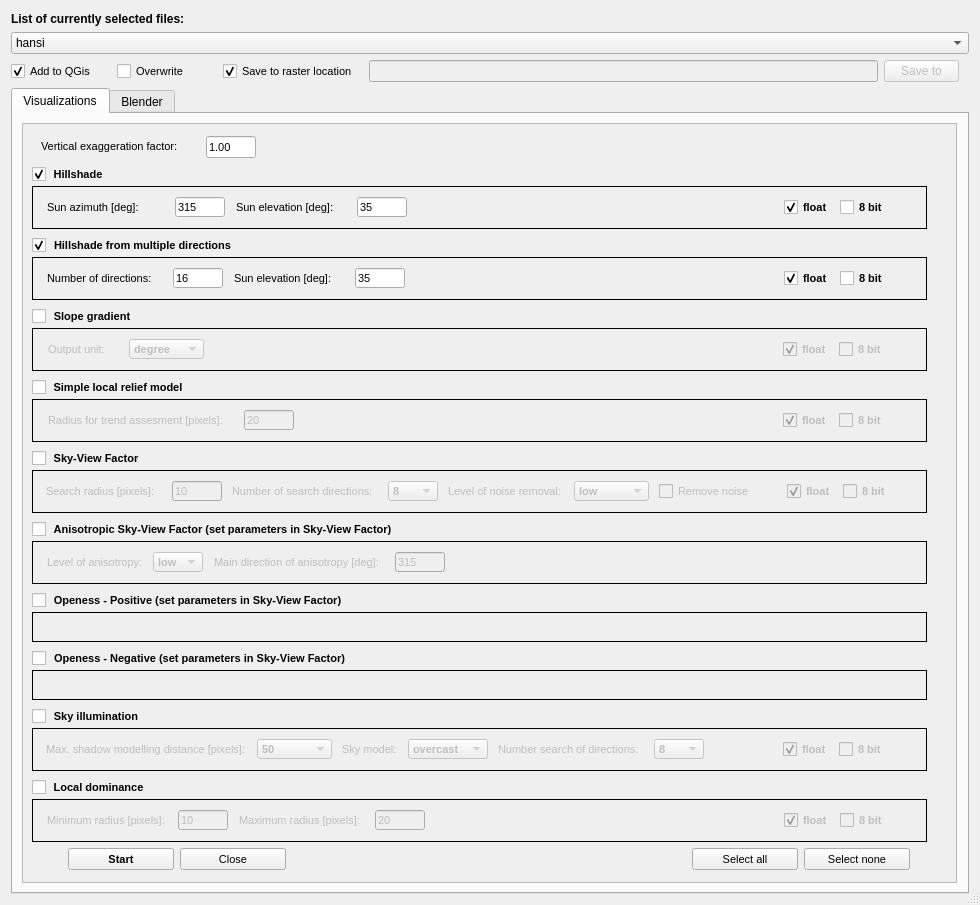
This is zip_build/rvt-qgis/qrvt_dialog_base.ui in EarthObservation/rvt-qgis as Qt 5 draws it before an edit. The edited form follows.
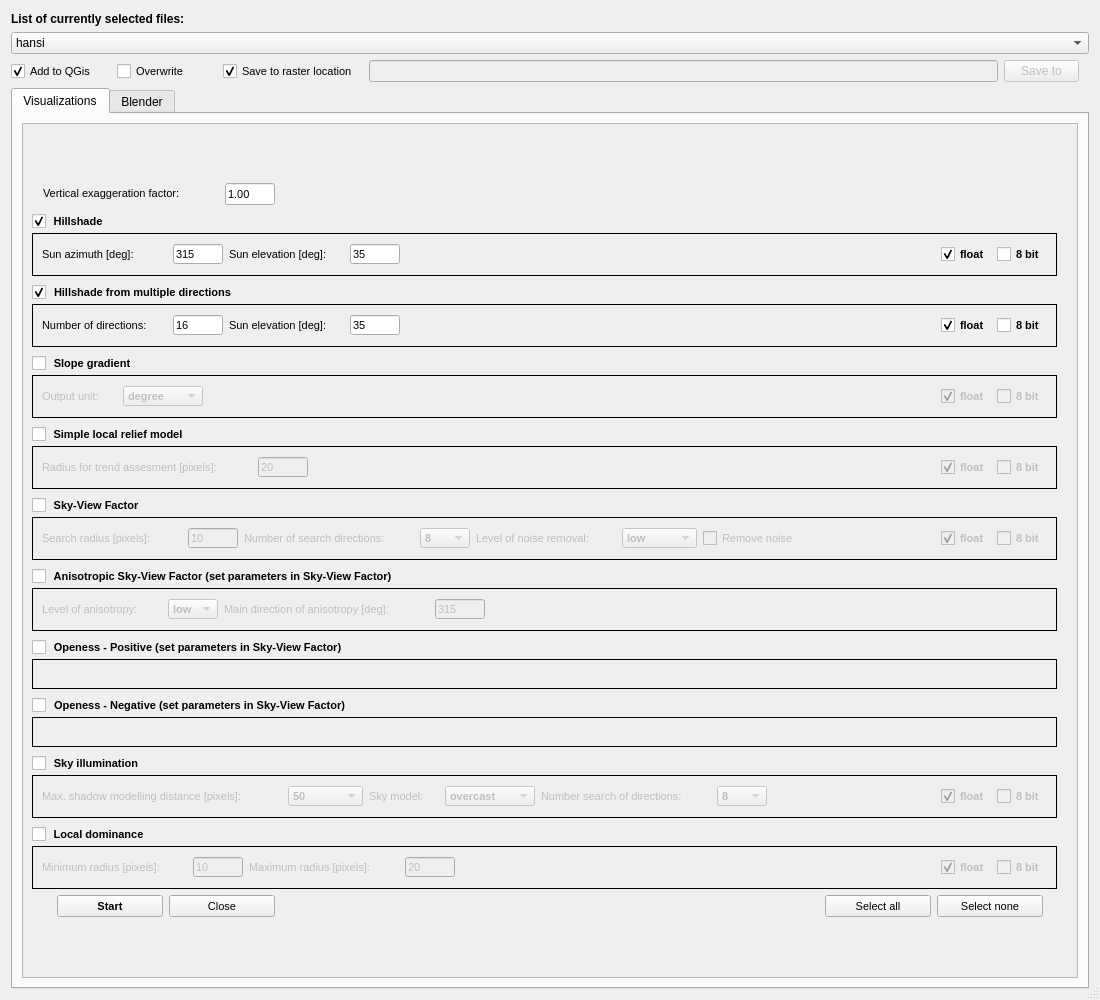
This is the edited form. Custom widgets are drawn as their Qt base class.

```diff
--- a/zip_build/rvt-qgis/qrvt_dialog_base.ui
+++ b/zip_build/rvt-qgis/qrvt_dialog_base.ui
@@ -6,8 +6,8 @@
    <rect>
     <x>0</x>
     <y>0</y>
-    <width>980</width>
-    <height>905</height>
+    <width>1100</width>
+    <height>1000</height>
    </rect>
   </property>
   <property name="sizePolicy">
@@ -24,7 +24,7 @@
   </property>
   <property name="maximumSize">
    <size>
-    <width>1000</width>
+    <width>1100</width>
     <height>1000</height>
    </size>
   </property>
@@ -335,8 +335,8 @@
            </property>
            <property name="maximumSize">
             <size>
-             <width>935</width>
-             <height>1000</height>
+             <width>1060</width>
+             <height>860</height>
             </size>
            </property>
            <property name="widgetResizable">
@@ -347,13 +347,13 @@
              <rect>
               <x>0</x>
               <y>0</y>
-              <width>916</width>
-              <height>760</height>
+              <width>1054</width>
+              <height>855</height>
              </rect>
             </property>
             <layout class="QVBoxLayout" name="verticalLayout_12">
              <item>
-              <layout class="QVBoxLayout" name="verticalLayout_6" stretch="0,1,1,1,1,1,1,1,1,1,1,0">
+              <layout class="QVBoxLayout" name="verticalLayout_6" stretch="0,2,2,2,2,2,2,2,2,2,2,0">
                <item>
                 <layout class="QHBoxLayout" name="horizontalLayout_39">
                  <item>
@@ -366,13 +366,13 @@
                    </property>
                    <property name="minimumSize">
                     <size>
-                     <width>150</width>
+                     <width>165</width>
                      <height>22</height>
                     </size>
                    </property>
                    <property name="maximumSize">
                     <size>
-                     <width>150</width>
+                     <width>165</width>
                      <height>22</height>
                     </size>
                    </property>
@@ -428,7 +428,7 @@
                    </property>
                    <property name="sizeHint" stdset="0">
                     <size>
-                     <width>682</width>
+                     <width>780</width>
                      <height>20</height>
                     </size>
                    </property>
@@ -446,13 +446,13 @@
                  </property>
                  <property name="minimumSize">
                   <size>
-                   <width>895</width>
+                   <width>1025</width>
                    <height>65</height>
                   </size>
                  </property>
                  <property name="maximumSize">
                   <size>
-                   <width>895</width>
+                   <width>1025</width>
                    <height>65</height>
                   </size>
                  </property>
@@ -487,7 +487,7 @@
                  <property name="checked">
                   <bool>true</bool>
                  </property>
-                 <layout class="QHBoxLayout" name="horizontalLayout_8" stretch="0,0,0,0,0">
+                 <layout class="QHBoxLayout" name="horizontalLayout_8" stretch="0,0,0,0">
                   <item>
                    <layout class="QHBoxLayout" name="horizontalLayout_49">
                     <item>
@@ -500,13 +500,13 @@
                       </property>
                       <property name="minimumSize">
                        <size>
-                        <width>122</width>
+                        <width>125</width>
                         <height>20</height>
                        </size>
                       </property>
                       <property name="maximumSize">
                        <size>
-                        <width>122</width>
+                        <width>125</width>
                         <height>20</height>
                        </size>
                       </property>
@@ -666,11 +666,11 @@
                      <enum>Qt::Horizontal</enum>
                     </property>
                     <property name="sizeType">
-                     <enum>QSizePolicy::Fixed</enum>
+                     <enum>QSizePolicy::Expanding</enum>
                     </property>
                     <property name="sizeHint" stdset="0">
                      <size>
-                      <width>366</width>
+                      <width>526</width>
                       <height>20</height>
                      </size>
                     </property>
@@ -743,22 +743,6 @@
                     </item>
                    </layout>
                   </item>
-                  <item>
-                   <spacer name="horizontalSpacer_10">
-                    <property name="orientation">
-                     <enum>Qt::Horizontal</enum>
-                    </property>
-                    <property name="sizeType">
-                     <enum>QSizePolicy::Minimum</enum>
-                    </property>
-                    <property name="sizeHint" stdset="0">
-                     <size>
-                      <width>20</width>
-                      <height>10</height>
-                     </size>
-                    </property>
-                   </spacer>
-                  </item>
                  </layout>
                 </widget>
                </item>
@@ -775,13 +759,13 @@
                  </property>
                  <property name="minimumSize">
                   <size>
-                   <width>895</width>
+                   <width>1025</width>
                    <height>65</height>
                   </size>
                  </property>
                  <property name="maximumSize">
                   <size>
-                   <width>895</width>
+                   <width>1025</width>
                    <height>65</height>
                   </size>
                  </property>
@@ -807,7 +791,7 @@
                  <property name="checked">
                   <bool>true</bool>
                  </property>
-                 <layout class="QHBoxLayout" name="horizontalLayout_12" stretch="0,0,0,0,0">
+                 <layout class="QHBoxLayout" name="horizontalLayout_12" stretch="0,0,0,0">
                   <item>
                    <layout class="QHBoxLayout" name="horizontalLayout_51">
                     <item>
@@ -820,13 +804,13 @@
                       </property>
                       <property name="minimumSize">
                        <size>
-                        <width>120</width>
+                        <width>125</width>
                         <height>20</height>
                        </size>
                       </property>
                       <property name="maximumSize">
                        <size>
-                        <width>120</width>
+                        <width>125</width>
                         <height>20</height>
                        </size>
                       </property>
@@ -986,11 +970,11 @@
                      <enum>Qt::Horizontal</enum>
                     </property>
                     <property name="sizeType">
-                     <enum>QSizePolicy::Fixed</enum>
+                     <enum>QSizePolicy::Expanding</enum>
                     </property>
                     <property name="sizeHint" stdset="0">
                      <size>
-                      <width>368</width>
+                      <width>523</width>
                       <height>20</height>
                      </size>
                     </property>
@@ -1063,22 +1047,6 @@
                     </item>
                    </layout>
                   </item>
-                  <item>
-                   <spacer name="horizontalSpacer_8">
-                    <property name="orientation">
-                     <enum>Qt::Horizontal</enum>
-                    </property>
-                    <property name="sizeType">
-                     <enum>QSizePolicy::Minimum</enum>
-                    </property>
-                    <property name="sizeHint" stdset="0">
-                     <size>
-                      <width>20</width>
-                      <height>10</height>
-                     </size>
-                    </property>
-                   </spacer>
-                  </item>
                  </layout>
                 </widget>
                </item>
@@ -1095,13 +1063,13 @@
                  </property>
                  <property name="minimumSize">
                   <size>
-                   <width>895</width>
+                   <width>1025</width>
                    <height>65</height>
                   </size>
                  </property>
                  <property name="maximumSize">
                   <size>
-                   <width>895</width>
+                   <width>1025</width>
                    <height>65</height>
                   </size>
                  </property>
@@ -1127,7 +1095,7 @@
                  <property name="checked">
                   <bool>false</bool>
                  </property>
-                 <layout class="QHBoxLayout" name="horizontalLayout_19" stretch="0,0,0,0">
+                 <layout class="QHBoxLayout" name="horizontalLayout_19" stretch="0,0,0">
                   <item>
                    <layout class="QHBoxLayout" name="horizontalLayout_47">
                     <item>
@@ -1172,13 +1140,13 @@
                       </property>
                       <property name="minimumSize">
                        <size>
-                        <width>75</width>
+                        <width>80</width>
                         <height>20</height>
                        </size>
                       </property>
                       <property name="maximumSize">
                        <size>
-                        <width>75</width>
+                        <width>80</width>
                         <height>20</height>
                        </size>
                       </property>
@@ -1215,11 +1183,11 @@
                      <enum>Qt::Horizontal</enum>
                     </property>
                     <property name="sizeType">
-                     <enum>QSizePolicy::Fixed</enum>
+                     <enum>QSizePolicy::Expanding</enum>
                     </property>
                     <property name="sizeHint" stdset="0">
                      <size>
-                      <width>567</width>
+                      <width>722</width>
                       <height>20</height>
                      </size>
                     </property>
@@ -1292,22 +1260,6 @@
                     </item>
                    </layout>
                   </item>
-                  <item>
-                   <spacer name="horizontalSpacer_7">
-                    <property name="orientation">
-                     <enum>Qt::Horizontal</enum>
-                    </property>
-                    <property name="sizeType">
-                     <enum>QSizePolicy::Minimum</enum>
-                    </property>
-                    <property name="sizeHint" stdset="0">
-                     <size>
-                      <width>20</width>
-                      <height>10</height>
-                     </size>
-                    </property>
-                   </spacer>
-                  </item>
                  </layout>
                 </widget>
                </item>
@@ -1324,13 +1276,13 @@
                  </property>
                  <property name="minimumSize">
                   <size>
-                   <width>895</width>
+                   <width>1025</width>
                    <height>65</height>
                   </size>
                  </property>
                  <property name="maximumSize">
                   <size>
-                   <width>895</width>
+                   <width>1025</width>
                    <height>65</height>
                   </size>
                  </property>
@@ -1356,7 +1308,7 @@
                  <property name="checked">
                   <bool>false</bool>
                  </property>
-                 <layout class="QHBoxLayout" name="horizontalLayout_17" stretch="0,0,0,0">
+                 <layout class="QHBoxLayout" name="horizontalLayout_17" stretch="0,0,0">
                   <item>
                    <layout class="QHBoxLayout" name="horizontalLayout_46">
                     <item>
@@ -1369,13 +1321,13 @@
                       </property>
                       <property name="minimumSize">
                        <size>
-                        <width>190</width>
+                        <width>210</width>
                         <height>20</height>
                        </size>
                       </property>
                       <property name="maximumSize">
                        <size>
-                        <width>190</width>
+                        <width>210</width>
                         <height>20</height>
                        </size>
                       </property>
@@ -1449,11 +1401,11 @@
                      <enum>Qt::Horizontal</enum>
                     </property>
                     <property name="sizeType">
-                     <enum>QSizePolicy::Fixed</enum>
+                     <enum>QSizePolicy::Expanding</enum>
                     </property>
                     <property name="sizeHint" stdset="0">
                      <size>
-                      <width>477</width>
+                      <width>617</width>
                       <height>20</height>
                      </size>
                     </property>
@@ -1526,22 +1478,6 @@
                     </item>
                    </layout>
                   </item>
-                  <item>
-                   <spacer name="horizontalSpacer_6">
-                    <property name="orientation">
-                     <enum>Qt::Horizontal</enum>
-                    </property>
-                    <property name="sizeType">
-                     <enum>QSizePolicy::Minimum</enum>
-                    </property>
-                    <property name="sizeHint" stdset="0">
-                     <size>
-                      <width>20</width>
-                      <height>10</height>
-                     </size>
-                    </property>
-                   </spacer>
-                  </item>
                  </layout>
                 </widget>
                </item>
@@ -1558,13 +1494,13 @@
                  </property>
                  <property name="minimumSize">
                   <size>
-                   <width>895</width>
+                   <width>1025</width>
                    <height>65</height>
                   </size>
                  </property>
                  <property name="maximumSize">
                   <size>
-                   <width>895</width>
+                   <width>1025</width>
                    <height>65</height>
                   </size>
                  </property>
@@ -1593,7 +1529,7 @@
                  <property name="checked">
                   <bool>false</bool>
                  </property>
-                 <layout class="QHBoxLayout" name="horizontalLayout_18" stretch="0,0,0,0,0,0,0">
+                 <layout class="QHBoxLayout" name="horizontalLayout_18" stretch="0,0,0,0,0,0">
                   <item>
                    <layout class="QHBoxLayout" name="horizontalLayout_43">
                     <item>
@@ -1606,13 +1542,13 @@
                       </property>
                       <property name="minimumSize">
                        <size>
-                        <width>120</width>
+                        <width>140</width>
                         <height>20</height>
                        </size>
                       </property>
                       <property name="maximumSize">
                        <size>
-                        <width>120</width>
+                        <width>140</width>
                         <height>20</height>
                        </size>
                       </property>
@@ -1692,13 +1628,13 @@
                       </property>
                       <property name="minimumSize">
                        <size>
-                        <width>150</width>
+                        <width>170</width>
                         <height>20</height>
                        </size>
                       </property>
                       <property name="maximumSize">
                        <size>
-                        <width>150</width>
+                        <width>170</width>
                         <height>20</height>
                        </size>
                       </property>
@@ -1776,13 +1712,13 @@
                       </property>
                       <property name="minimumSize">
                        <size>
-                        <width>120</width>
+                        <width>140</width>
                         <height>20</height>
                        </size>
                       </property>
                       <property name="maximumSize">
                        <size>
-                        <width>120</width>
+                        <width>140</width>
                         <height>20</height>
                        </size>
                       </property>
@@ -1855,13 +1791,13 @@
                     </property>
                     <property name="minimumSize">
                      <size>
-                      <width>90</width>
+                      <width>100</width>
                       <height>20</height>
                      </size>
                     </property>
                     <property name="maximumSize">
                      <size>
-                      <width>90</width>
+                      <width>100</width>
                       <height>20</height>
                      </size>
                     </property>
@@ -1886,11 +1822,11 @@
                      <enum>Qt::Horizontal</enum>
                     </property>
                     <property name="sizeType">
-                     <enum>QSizePolicy::Fixed</enum>
+                     <enum>QSizePolicy::Expanding</enum>
                     </property>
                     <property name="sizeHint" stdset="0">
                      <size>
-                      <width>28</width>
+                      <width>118</width>
                       <height>20</height>
                      </size>
                     </property>
@@ -1963,22 +1899,6 @@
                     </item>
                    </layout>
                   </item>
-                  <item>
-                   <spacer name="horizontalSpacer_12">
-                    <property name="orientation">
-                     <enum>Qt::Horizontal</enum>
-                    </property>
-                    <property name="sizeType">
-                     <enum>QSizePolicy::Minimum</enum>
-                    </property>
-                    <property name="sizeHint" stdset="0">
-                     <size>
-                      <width>20</width>
-                      <height>10</height>
-                     </size>
-                    </property>
-                   </spacer>
-                  </item>
                  </layout>
                 </widget>
                </item>
@@ -1995,13 +1915,13 @@
                  </property>
                  <property name="minimumSize">
                   <size>
-                   <width>895</width>
+                   <width>1025</width>
                    <height>65</height>
                   </size>
                  </property>
                  <property name="maximumSize">
                   <size>
-                   <width>895</width>
+                   <width>1025</width>
                    <height>65</height>
                   </size>
                  </property>
@@ -2040,13 +1960,13 @@
                       </property>
                       <property name="minimumSize">
                        <size>
-                        <width>100</width>
+                        <width>120</width>
                         <height>20</height>
                        </size>
                       </property>
                       <property name="maximumSize">
                        <size>
-                        <width>100</width>
+                        <width>120</width>
                         <height>20</height>
                        </size>
                       </property>
@@ -2116,13 +2036,13 @@
                       </property>
                       <property name="minimumSize">
                        <size>
-                        <width>175</width>
+                        <width>205</width>
                         <height>20</height>
                        </size>
                       </property>
                       <property name="maximumSize">
                        <size>
-                        <width>175</width>
+                        <width>205</width>
                         <height>20</height>
                        </size>
                       </property>
@@ -2196,11 +2116,11 @@
                      <enum>Qt::Horizontal</enum>
                     </property>
                     <property name="sizeType">
-                     <enum>QSizePolicy::Fixed</enum>
+                     <enum>QSizePolicy::Expanding</enum>
                     </property>
                     <property name="sizeHint" stdset="0">
                      <size>
-                      <width>465</width>
+                      <width>550</width>
                       <height>20</height>
                      </size>
                     </property>
@@ -2222,13 +2142,13 @@
                  </property>
                  <property name="minimumSize">
                   <size>
-                   <width>895</width>
+                   <width>1025</width>
                    <height>52</height>
                   </size>
                  </property>
                  <property name="maximumSize">
                   <size>
-                   <width>895</width>
+                   <width>1025</width>
                    <height>52</height>
                   </size>
                  </property>
@@ -2270,13 +2190,13 @@
                  </property>
                  <property name="minimumSize">
                   <size>
-                   <width>895</width>
+                   <width>1025</width>
                    <height>52</height>
                   </size>
                  </property>
                  <property name="maximumSize">
                   <size>
-                   <width>895</width>
+                   <width>1025</width>
                    <height>52</height>
                   </size>
                  </property>
@@ -2318,13 +2238,13 @@
                  </property>
                  <property name="minimumSize">
                   <size>
-                   <width>895</width>
+                   <width>1025</width>
                    <height>65</height>
                   </size>
                  </property>
                  <property name="maximumSize">
                   <size>
-                   <width>895</width>
+                   <width>1025</width>
                    <height>65</height>
                   </size>
                  </property>
@@ -2350,7 +2270,7 @@
                  <property name="checked">
                   <bool>false</bool>
                  </property>
-                 <layout class="QHBoxLayout" name="horizontalLayout_13" stretch="0,0,0,0,0,0">
+                 <layout class="QHBoxLayout" name="horizontalLayout_13" stretch="0,0,0,0,0">
                   <item>
                    <layout class="QHBoxLayout" name="horizontalLayout_2">
                     <item>
@@ -2363,13 +2283,13 @@
                       </property>
                       <property name="minimumSize">
                        <size>
-                        <width>205</width>
+                        <width>240</width>
                         <height>20</height>
                        </size>
                       </property>
                       <property name="maximumSize">
                        <size>
-                        <width>205</width>
+                        <width>240</width>
                         <height>20</height>
                        </size>
                       </property>
@@ -2449,13 +2369,13 @@
                       </property>
                       <property name="minimumSize">
                        <size>
-                        <width>60</width>
+                        <width>70</width>
                         <height>20</height>
                        </size>
                       </property>
                       <property name="maximumSize">
                        <size>
-                        <width>60</width>
+                        <width>70</width>
                         <height>20</height>
                        </size>
                       </property>
@@ -2481,13 +2401,13 @@
                       </property>
                       <property name="minimumSize">
                        <size>
-                        <width>80</width>
+                        <width>90</width>
                         <height>20</height>
                        </size>
                       </property>
                       <property name="maximumSize">
                        <size>
-                        <width>80</width>
+                        <width>90</width>
                         <height>20</height>
                        </size>
                       </property>
@@ -2525,13 +2445,13 @@
                       </property>
                       <property name="minimumSize">
                        <size>
-                        <width>150</width>
+                        <width>170</width>
                         <height>20</height>
                        </size>
                       </property>
                       <property name="maximumSize">
                        <size>
-                        <width>150</width>
+                        <width>170</width>
                         <height>20</height>
                        </size>
                       </property>
@@ -2610,11 +2530,11 @@
                      <enum>Qt::Horizontal</enum>
                     </property>
                     <property name="sizeType">
-                     <enum>QSizePolicy::Fixed</enum>
+                     <enum>QSizePolicy::Expanding</enum>
                     </property>
                     <property name="sizeHint" stdset="0">
                      <size>
-                      <width>69</width>
+                      <width>154</width>
                       <height>20</height>
                      </size>
                     </property>
@@ -2687,22 +2607,6 @@
                     </item>
                    </layout>
                   </item>
-                  <item>
-                   <spacer name="horizontalSpacer_14">
-                    <property name="orientation">
-                     <enum>Qt::Horizontal</enum>
-                    </property>
-                    <property name="sizeType">
-                     <enum>QSizePolicy::Minimum</enum>
-                    </property>
-                    <property name="sizeHint" stdset="0">
-                     <size>
-                      <width>20</width>
-                      <height>10</height>
-                     </size>
-                    </property>
-                   </spacer>
-                  </item>
                  </layout>
                 </widget>
                </item>
@@ -2719,13 +2623,13 @@
                  </property>
                  <property name="minimumSize">
                   <size>
-                   <width>895</width>
+                   <width>1025</width>
                    <height>65</height>
                   </size>
                  </property>
                  <property name="maximumSize">
                   <size>
-                   <width>895</width>
+                   <width>1025</width>
                    <height>65</height>
                   </size>
                  </property>
@@ -2754,7 +2658,7 @@
                  <property name="checked">
                   <bool>false</bool>
                  </property>
-                 <layout class="QHBoxLayout" name="horizontalLayout_15" stretch="0,0,0,0,0">
+                 <layout class="QHBoxLayout" name="horizontalLayout_15" stretch="0,0,0,0">
                   <item>
                    <layout class="QHBoxLayout" name="horizontalLayout_40">
                     <item>
@@ -2767,13 +2671,13 @@
                       </property>
                       <property name="minimumSize">
                        <size>
-                        <width>125</width>
+                        <width>145</width>
                         <height>20</height>
                        </size>
                       </property>
                       <property name="maximumSize">
                        <size>
-                        <width>125</width>
+                        <width>145</width>
                         <height>20</height>
                        </size>
                       </property>
@@ -2853,13 +2757,13 @@
                       </property>
                       <property name="minimumSize">
                        <size>
-                        <width>130</width>
+                        <width>150</width>
                         <height>20</height>
                        </size>
                       </property>
                       <property name="maximumSize">
                        <size>
-                        <width>130</width>
+                        <width>150</width>
                         <height>20</height>
                        </size>
                       </property>
@@ -2933,11 +2837,11 @@
                      <enum>Qt::Horizontal</enum>
                     </property>
                     <property name="sizeType">
-                     <enum>QSizePolicy::Fixed</enum>
+                     <enum>QSizePolicy::Expanding</enum>
                     </property>
                     <property name="sizeHint" stdset="0">
                      <size>
-                      <width>348</width>
+                      <width>468</width>
                       <height>20</height>
                      </size>
                     </property>
@@ -3010,22 +2914,6 @@
                     </item>
                    </layout>
                   </item>
-                  <item>
-                   <spacer name="horizontalSpacer_16">
-                    <property name="orientation">
-                     <enum>Qt::Horizontal</enum>
-                    </property>
-                    <property name="sizeType">
-                     <enum>QSizePolicy::Minimum</enum>
-                    </property>
-                    <property name="sizeHint" stdset="0">
-                     <size>
-                      <width>20</width>
-                      <height>10</height>
-                     </size>
-                    </property>
-                   </spacer>
-                  </item>
                  </layout>
                 </widget>
                </item>
@@ -3036,10 +2924,13 @@
                    <property name="orientation">
                     <enum>Qt::Horizontal</enum>
                    </property>
+                   <property name="sizeType">
+                    <enum>QSizePolicy::Fixed</enum>
+                   </property>
                    <property name="sizeHint" stdset="0">
                     <size>
-                     <width>40</width>
-                     <height>20</height>
+                     <width>25</width>
+                     <height>22</height>
                     </size>
                    </property>
                   </spacer>
@@ -3122,12 +3013,12 @@
                     <enum>Qt::Horizontal</enum>
                    </property>
                    <property name="sizeType">
-                    <enum>QSizePolicy::Fixed</enum>
+                    <enum>QSizePolicy::Expanding</enum>
                    </property>
                    <property name="sizeHint" stdset="0">
                     <size>
                      <width>400</width>
-                     <height>20</height>
+                     <height>22</height>
                     </size>
                    </property>
                   </spacer>
@@ -3210,10 +3101,13 @@
                    <property name="orientation">
                     <enum>Qt::Horizontal</enum>
                    </property>
+                   <property name="sizeType">
+                    <enum>QSizePolicy::Fixed</enum>
+                   </property>
                    <property name="sizeHint" stdset="0">
                     <size>
-                     <width>40</width>
-                     <height>20</height>
+                     <width>25</width>
+                     <height>22</height>
                     </size>
                    </property>
                   </spacer>
```
Left out of the diff: 4 changed lines with no effect on the pictures.
